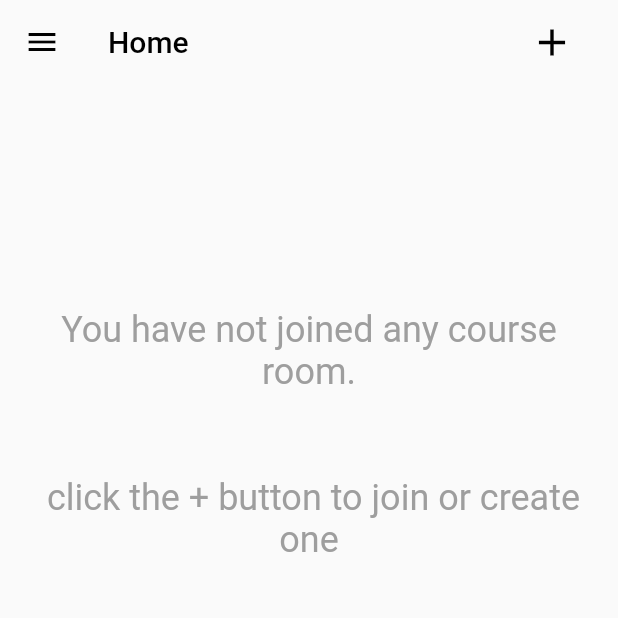
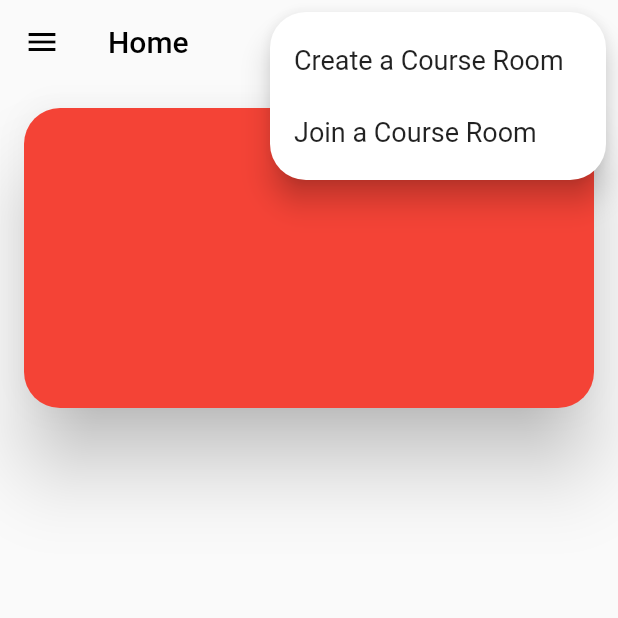
Before and after one commit to Karim-W/GroupUp, a Flutter app: the HomePage screen opened directly, after a tap on the "add" icon, on a phone screen of 412 x 824 dp, the top half of it. Run offline on Flutter 3.47's test engine with Material 2 defaults, Android fonts, the phone set to English and light mode, and no system bars; our stand-ins replace firebase_auth, firebase_core, firebase_database; accounts and stored records are empty.

Commit message:
home page

```diff
--- /dev/null
+++ b/lib/Classes/Room.dart
@@ -0,0 +1,6 @@
+class room {
+  String className, courseID, groupID;
+  int availStudents, availGroups;
+  room(this.className, this.courseID, this.groupID, this.availGroups,
+      this.availStudents);
+}
--- a/lib/home_page.dart
+++ b/lib/home_page.dart
@@ -2,17 +2,20 @@ import 'package:firebase_auth/firebase_auth.dart';
 import 'package:firebase_core/firebase_core.dart';
 import 'package:firebase_database/firebase_database.dart';
 import 'package:flutter/rendering.dart';
-
+import 'Classes/Room.dart';
 import 'authentication_service.dart';
 import 'package:flutter/material.dart';
 import 'package:provider/provider.dart';
 
-class Location {
-  String id, name, city, area, locImg, lastUpdated;
-  int activeViolation;
-  double long, lat;
-  Location(this.id, this.activeViolation, this.area, this.city, this.lat,
-      this.long, this.name, this.locImg, this.lastUpdated);
+class Constants {
+  static const String FirstItem = 'Create a Course Room';
+  static const String SecondItem = 'Join a Course Room';
+  static const String ThirdItem = 'Third Item';
+
+  static const List<String> choices = <String>[
+    FirstItem,
+    SecondItem,
+  ];
 }
 
 class HomePage extends StatefulWidget {
@@ -34,7 +37,7 @@ Material nothing() {
           child: Text(
             "You have not joined any course room.\n\n\n click the + button to join or create one",
             textAlign: TextAlign.center,
-            style: TextStyle(fontSize: 24, color: Colors.grey),
+            style: TextStyle(fontSize: 22, color: Colors.grey),
           ),
         ),
         Spacer(flex: 3)
@@ -43,17 +46,60 @@ Material nothing() {
   );
 }
 
-Material displayRooms() {
+final List<Color> colors = [
+  Colors.red[500],
+  Colors.orange,
+  Colors.yellow,
+  Colors.green,
+  Colors.blue,
+  Colors.purple
+];
+final List<room> roomIds = [];
+Material displayRooms(List<room> rs) {
   return Material(
-      child: Center(
-    child: Text(
-        "You have not joined any course rooms click the + button to join or create one"),
-  ));
+      child: Padding(
+          padding: EdgeInsets.all(8),
+          child: CustomScrollView(slivers: [
+            SliverList(
+                delegate:
+                    SliverChildListDelegate(List.generate(rs.length, (index) {
+              return Padding(
+                padding: const EdgeInsets.all(8.0),
+                child: roomWidget(roomIds[index], index),
+              );
+            })))
+          ])));
+}
+
+Material roomWidget(room R, int i) {
+  Color c = colors[i % colors.length];
+  return Material(
+      elevation: 22,
+      borderRadius: BorderRadius.circular(24.0),
+      color: colors[i % colors.length],
+      child: Container(
+          height: 200,
+          width: 200,
+          decoration: BoxDecoration(
+            borderRadius: BorderRadius.circular(24.0),
+            // gradient: LinearGradient(colors: [
+            //   Colors.transparent,
+            //   c,
+            //   c,
+            //   c,
+            //   c,
+            //   c,
+            //   c,
+            //   c,
+            //   c,
+            //   Colors.transparent
+            // ], begin: Alignment.topRight, end: Alignment.bottomRight)
+          )));
 }
 
 class _myHomePageState extends State<HomePage> {
   List<String> LocationIds = [];
-  List<Location> userLocations = [];
+  //List<Room> Rooms = [];
   List<int> vioArr = [3, 5, 2, 1, 0];
   @override
   void initState() {
@@ -66,6 +112,19 @@ class _myHomePageState extends State<HomePage> {
   final databaseReference = FirebaseDatabase.instance;
   @override
   Widget build(BuildContextcontext) {
+    void choiceAction(String choice) {
+      if (choice == Constants.FirstItem) {
+        print('I First Item');
+      } else if (choice == Constants.SecondItem) {
+        print('I Second Item');
+        _AddCR(context);
+      } else if (choice == Constants.ThirdItem) {
+        print('I Third Item');
+      }
+    }
+
+    room r = new room("Software NGN", "", "", 0, 0);
+    roomIds.add(r);
     return new Scaffold(
       //backgroundColor: Color(0xff0B0500),
       appBar: new AppBar(
@@ -81,28 +140,104 @@ class _myHomePageState extends State<HomePage> {
           style: TextStyle(color: Colors.black),
         ),
         actions: <Widget>[
-          FlatButton(
-            //textColor: Colors.white,
-            textColor: Colors.black,
-            onPressed: () {
-              //context.read<AuthenticationService>().signOut();
-              var a = userLocations
-                  .sort((a, b) => a.lastUpdated.compareTo(b.lastUpdated));
-              print(userLocations);
-              setState(() => this
-                  .userLocations
-                  .sort((a, b) => a.lastUpdated.compareTo(b.lastUpdated)));
+          PopupMenuButton<String>(
+            onSelected: choiceAction,
+            icon: Icon(
+              Icons.add,
+              color: Colors.black,
+              size: 30,
+            ),
+            shape: RoundedRectangleBorder(
+                borderRadius: BorderRadius.circular(24.0)),
+            itemBuilder: (BuildContext context) {
+              return Constants.choices.map((String choice) {
+                return PopupMenuItem<String>(
+                  value: choice,
+                  child: Text(
+                    choice,
+                    style: TextStyle(fontSize: 18),
+                  ),
+                );
+              }).toList();
             },
-            child: IconButton(
-              icon: Icon(Icons.add),
-              iconSize: 30,
-              color: Colors.black,
-              onPressed: () {},
-            ),
           ),
         ],
       ),
-      body: (LocationIds.isEmpty) ? nothing() : null,
+      body: (roomIds.isEmpty) ? nothing() : displayRooms(roomIds),
     );
   }
 }
+
+void _AddCR(context) {
+  print("ey");
+  showModalBottomSheet(
+      isScrollControlled: true,
+      context: context,
+      builder: (BuildContext context) {
+        return Container(
+            alignment: Alignment.topLeft,
+            height: MediaQuery.of(context).size.height * 0.2,
+            child: Padding(
+                padding: const EdgeInsets.all(16),
+                child: Column(
+                  children: [
+                    Row(
+                      children: [
+                        Text(
+                          "Enter Location ID:",
+                          style: TextStyle(fontSize: 24),
+                        ),
+                        Spacer(
+                          flex: 19,
+                        ),
+                        IconButton(icon: Icon(Icons.qr_code), onPressed: null),
+                        Spacer()
+                      ],
+                    ),
+                    TextField(
+                      decoration: InputDecoration(
+                          enabledBorder: UnderlineInputBorder(
+                              borderSide: BorderSide(color: Colors.black))),
+                      obscureText: true,
+                    ),
+                  ],
+                )));
+      });
+}
+
+void _CreateCR(context) {
+  print("ey");
+  showModalBottomSheet(
+      isScrollControlled: true,
+      context: context,
+      builder: (BuildContext context) {
+        return Container(
+            alignment: Alignment.topLeft,
+            height: MediaQuery.of(context).size.height * 0.7,
+            child: Padding(
+                padding: const EdgeInsets.all(16),
+                child: Column(
+                  children: [
+                    Row(
+                      children: [
+                        Text(
+                          "Enter Location ID:",
+                          style: TextStyle(fontSize: 24),
+                        ),
+                        Spacer(
+                          flex: 19,
+                        ),
+                        IconButton(icon: Icon(Icons.qr_code), onPressed: null),
+                        Spacer()
+                      ],
+                    ),
+                    TextField(
+                      decoration: InputDecoration(
+                          enabledBorder: UnderlineInputBorder(
+                              borderSide: BorderSide(color: Colors.black))),
+                      obscureText: true,
+                    ),
+                  ],
+                )));
+      });
+}
```
Also changed, not shown: 19 other files.
